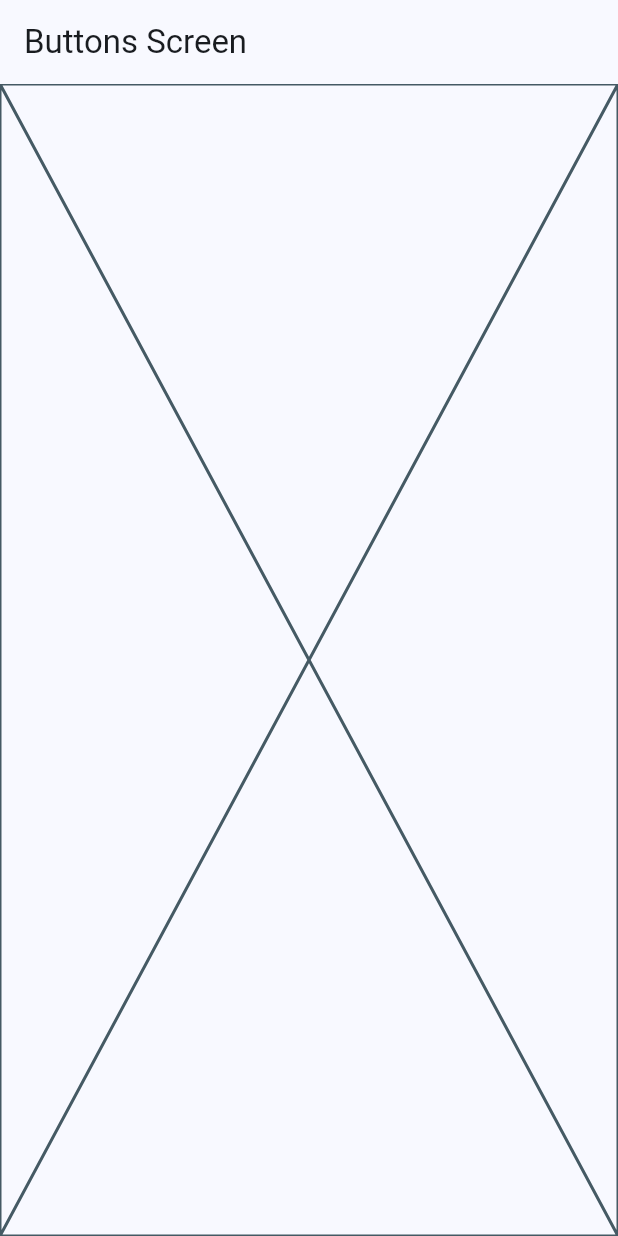
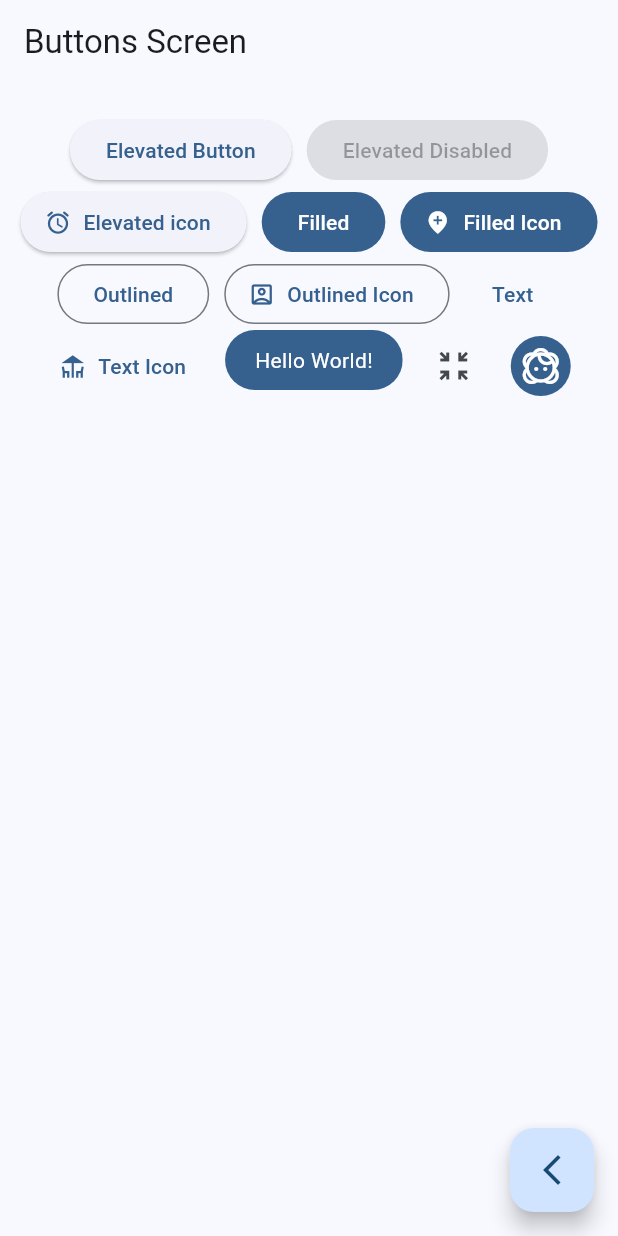
Before and after one commit to Frank712/flutter-widgets-app, a Flutter app: the ButtonsScreen screen opened by its route, on a phone screen of 412 x 824 dp. Run offline on Flutter 3.47's test engine with Material 2 defaults, Android fonts, the phone set to English and light mode, and no system bars; our stand-ins replace go_router.

Commit message:
ADD buttons in buttons_screen

```diff
--- a/lib/presentation/screens/buttons/buttons_screen.dart
+++ b/lib/presentation/screens/buttons/buttons_screen.dart
@@ -1,4 +1,5 @@
 import 'package:flutter/material.dart';
+import 'package:go_router/go_router.dart';
 
 class ButtonsScreen extends StatelessWidget {
   static const String name = 'buttons_screen';
@@ -8,7 +9,117 @@ class ButtonsScreen extends StatelessWidget {
   Widget build(BuildContext context) {
     return Scaffold(
       appBar: AppBar(title: const Text('Buttons Screen')),
-      body: const Placeholder(),
+      body: const _ButtonsView(),
+      floatingActionButton: FloatingActionButton(
+        child: const Icon(Icons.arrow_back_ios_new_outlined),
+        onPressed: () {
+          context.pop();
+        },
+      ),
     );
   }
 }
+
+class _ButtonsView extends StatelessWidget {
+  const _ButtonsView();
+
+  @override
+  Widget build(BuildContext context) {
+    final colors = Theme.of(context).colorScheme;
+    return SizedBox(
+      width: double.infinity,
+      child: Padding(
+        padding: const EdgeInsets.symmetric(
+          horizontal: 10,
+          vertical: 20,
+        ),
+        child: Wrap(
+          spacing: 10,
+          alignment: WrapAlignment.center,
+          children: [
+            ElevatedButton(
+              onPressed: () {},
+              child: const Text('Elevated Button'),
+            ),
+            const ElevatedButton(
+              onPressed: null,
+              child: Text('Elevated Disabled'),
+            ),
+            ElevatedButton.icon(
+              onPressed: () {},
+              icon: const Icon(Icons.access_alarm_rounded),
+              label: const Text('Elevated icon'),
+            ),
+            FilledButton(
+              onPressed: () {},
+              child: const Text('Filled'),
+            ),
+            FilledButton.icon(
+                onPressed: () {},
+                icon: const Icon(Icons.add_location_sharp),
+                label: const Text('Filled Icon')),
+            OutlinedButton(
+              onPressed: () {},
+              child: const Text('Outlined'),
+            ),
+            OutlinedButton.icon(
+                onPressed: () {},
+                icon: const Icon(Icons.account_box_outlined),
+                label: const Text('Outlined Icon')),
+            TextButton(
+              onPressed: () {},
+              child: const Text('Text'),
+            ),
+            TextButton.icon(
+                onPressed: () {},
+                icon: const Icon(Icons.deck),
+                label: const Text('Text Icon')),
+            const CustomButtom(),
+            IconButton(
+              onPressed: () {},
+              icon: const Icon(
+                Icons.zoom_in_map,
+              ),
+            ),
+            IconButton(
+              onPressed: () {},
+              icon: const Icon(
+                Icons.face_2_outlined,
+              ),
+              style: ButtonStyle(
+                backgroundColor: MaterialStatePropertyAll(colors.primary),
+                iconColor: const MaterialStatePropertyAll(Colors.white),
+              ),
+            ),
+          ],
+        ),
+      ),
+    );
+  }
+}
+
+class CustomButtom extends StatelessWidget {
+  const CustomButtom({super.key});
+
+  @override
+  Widget build(BuildContext context) {
+    final colors = Theme.of(context).colorScheme;
+
+    return ClipRRect(
+      borderRadius: BorderRadius.circular(20),
+      child: Material(
+        color: colors.primary,
+        child: InkWell(
+          onTap: (){},
+          child: const Padding(
+            padding: EdgeInsets.symmetric(horizontal: 20, vertical: 10),
+            child: Text(
+              'Hello World!',
+              style: TextStyle(color: Colors.white),
+            ),
+          ),
+        ),
+      ),
+    );
+  }
+}
```
